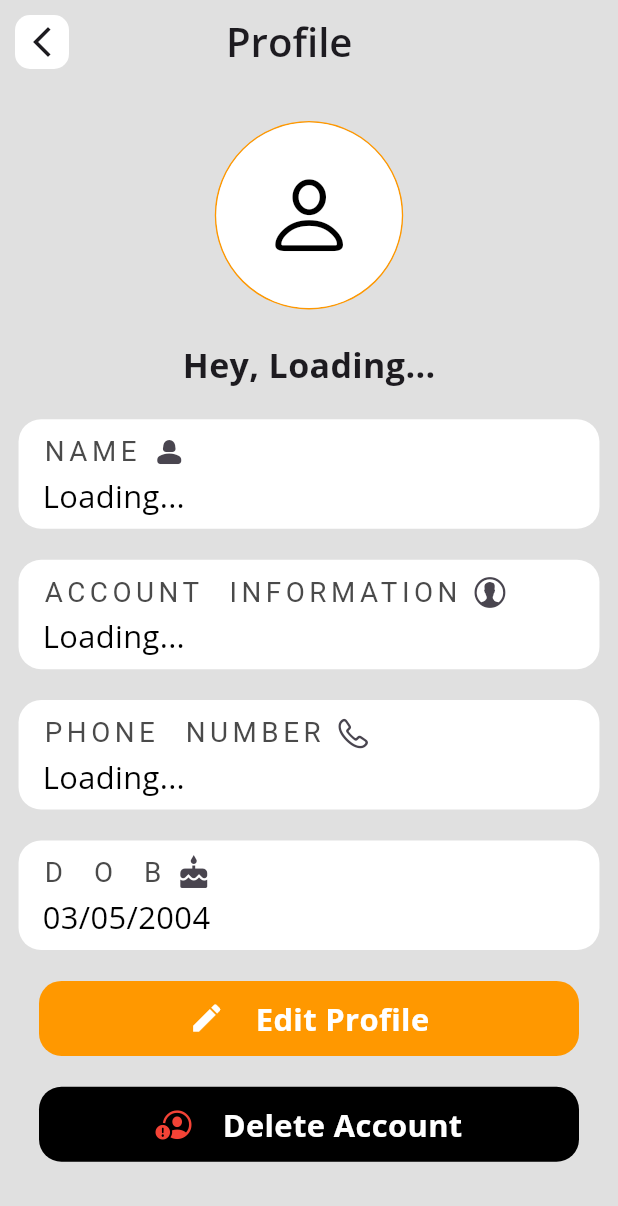
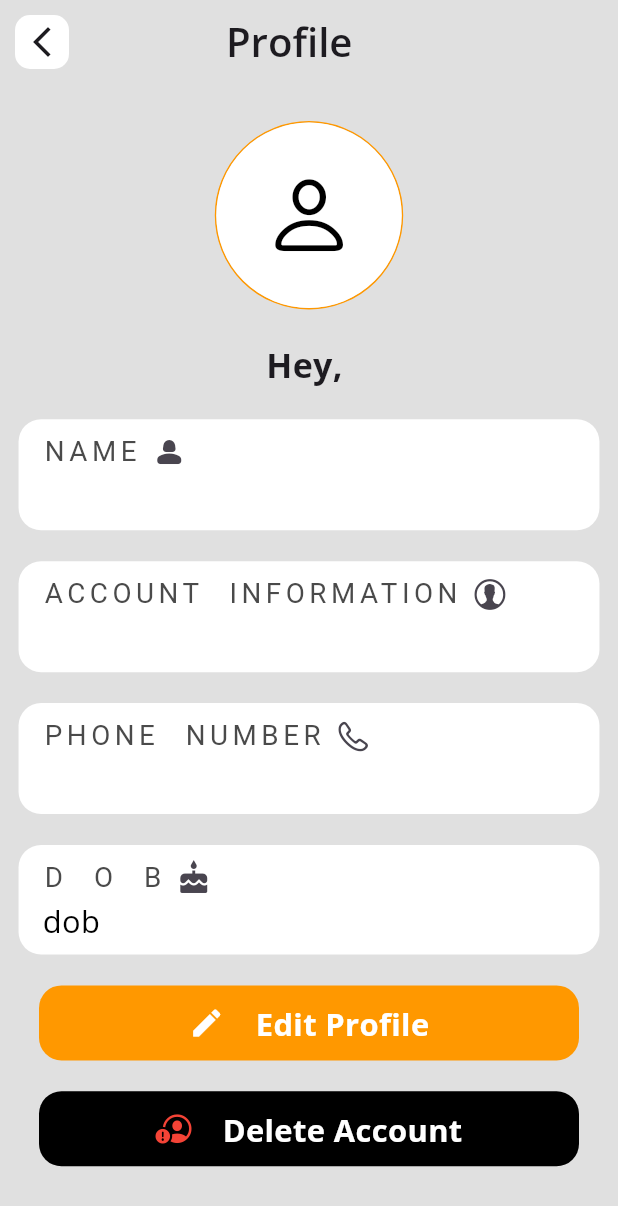
Before and after one commit to abhijith-k-r/flux_foot, a Flutter app: the ProfileScreen screen opened directly, on a phone screen of 412 x 824 dp. Shown: the top 1206 px of the screen. Run offline on Flutter 3.47's test engine with Material 3 defaults, Android fonts, the phone set to English and light mode, and no system bars; our stand-ins replace animate_do, cloud_firestore, equatable, firebase_auth, firebase_core, flutter_bloc and 4 more; accounts and stored records are empty.

Commit message:
user Details Showed in Profile screen

```diff
--- a/lib/features/account/presentation/screens/profile_screen.dart
+++ b/lib/features/account/presentation/screens/profile_screen.dart
@@ -1,6 +1,8 @@
 // ignore_for_file: use_build_context_synchronously
 
 import 'package:animate_do/animate_do.dart';
+import 'package:cloud_firestore/cloud_firestore.dart';
+import 'package:firebase_auth/firebase_auth.dart';
 import 'package:flutter/cupertino.dart';
 import 'package:flutter/material.dart';
 import 'package:flutter_bloc/flutter_bloc.dart';
@@ -8,8 +10,6 @@ import 'package:fluxfoot_user/features/account/presentation/screens/account_scre
 import 'package:fluxfoot_user/features/auth/presentation/auth_bloc/auth_event.dart';
 import 'package:fluxfoot_user/features/auth/presentation/auth_bloc/auth_state.dart';
 import 'package:fluxfoot_user/features/auth/presentation/auth_bloc/auth_bloc.dart';
-import 'package:fluxfoot_user/features/auth/presentation/bloc/user_bloc.dart';
-import 'package:fluxfoot_user/features/auth/presentation/bloc/user_state.dart';
 import 'package:fluxfoot_user/features/auth/presentation/screens/login_screen.dart';
 import 'package:fluxfoot_user/features/auth/presentation/screens/login_signup_screen.dart';
 import 'package:google_fonts/google_fonts.dart';
@@ -35,23 +35,20 @@ class ProfileScreen extends StatelessWidget {
         action: [SizedBox(width: size * 0.2)],
       ),
       body: SingleChildScrollView(
-        child: BlocBuilder<UserBloc, UserState>(
-          builder: (context, userState) {
-            String name = 'Loading...';
-            String email = 'Loading...';
-            String phone = 'Loading...';
-            String dob = '03-05-2004';
-
-            if (userState is UserLoading) {
-              name = 'Fetching profile...';
-            } else if (userState is UseerLoaded) {
-              name = userState.user.name;
-              email = userState.user.email;
-              phone = userState.user.phone;
-            } else if (userState is UserError) {
-              name = 'Error loading profile';
-              email = userState.message;
-            }
+        child: StreamBuilder<DocumentSnapshot<Map<String, dynamic>>>(
+          stream: FirebaseFirestore.instance
+              .collection('users')
+              .doc(FirebaseAuth.instance.currentUser!.uid)
+              .snapshots(),
+          builder: (BuildContext context, AsyncSnapshot<DocumentSnapshot> snapshot) {
+            if (snapshot.hasError) {
+                  return const Text('Something went wrong');
+                }
+                if (snapshot.connectionState == ConnectionState.waiting) {
+                  return const Text("Loading");
+                }
+                Map<String, dynamic> data =
+                    snapshot.data!.data()! as Map<String, dynamic>;
             return Column(
               spacing: size * 0.05,
               children: [
@@ -59,31 +56,31 @@ class ProfileScreen extends StatelessWidget {
                 // ! Circle Avatar For User Profile
                 UserProfileImage(size: size, radius: size * 0.15).fadeInDown(),
                 // ! User name
-                ProfileName(size: size, name: name).fadeInDownBig(),
+                ProfileName(size: size, name: data['name']).fadeInDownBig(),
                 // ! Details
                 ProfileDetails(
                   size: size,
                   title: 'NAME',
                   icon: Icon(Icons.person_2_rounded),
-                  subtitle: name,
+                  subtitle: data['name'],
                 ).fadeInLeft(),
                 ProfileDetails(
                   size: size,
                   title: 'ACCOUNT INFORMATION',
                   icon: Icon(CupertinoIcons.person_alt_circle),
-                  subtitle: email,
+                  subtitle: data['email'],
                 ).fadeInRight(),
                 ProfileDetails(
                   size: size,
                   title: 'PHONE NUMBER',
                   icon: Icon(CupertinoIcons.phone),
-                  subtitle: phone,
+                  subtitle: data['phone'],
                 ).fadeInLeft(),
                 ProfileDetails(
                   size: size,
                   title: 'D O B',
                   icon: Icon(Icons.cake),
-                  subtitle: '03/05/2004',
+                  subtitle: 'dob',
                 ).fadeInRight(),
 
                 CustomButton(
--- a/lib/features/auth/presentation/bloc/user_bloc.dart
+++ b/lib/features/auth/presentation/bloc/user_bloc.dart
@@ -1,7 +1,4 @@
-
-
-
-
+import 'package:flutter/widgets.dart';
 import 'package:flutter_bloc/flutter_bloc.dart';
 import 'package:fluxfoot_user/core/firebase/auth/auth_repository.dart';
 import 'package:fluxfoot_user/features/auth/presentation/bloc/user_event.dart';
@@ -23,6 +20,7 @@ class UserBloc extends Bloc<UserEvent, UserState> {
     try {
       final userModel = await _authRepository.fetchUserDetails(event.uid);
       emit(UseerLoaded(userModel));
+      debugPrint('User Fetched');
     } catch (e) {
       emit(UserError('Failed to load user profile: $e'));
     }
```
